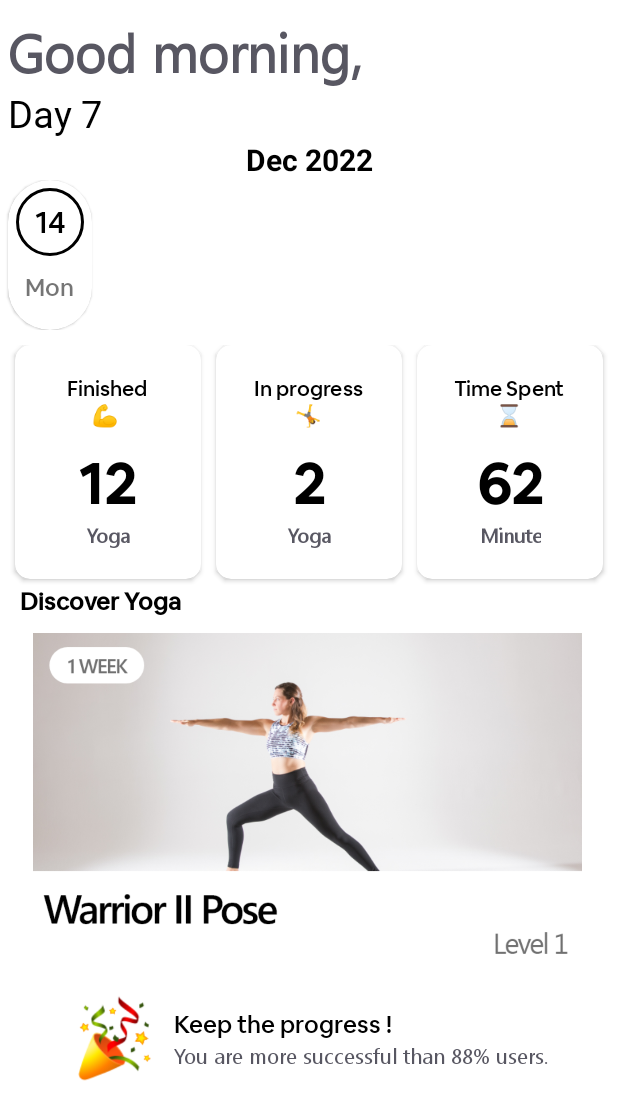
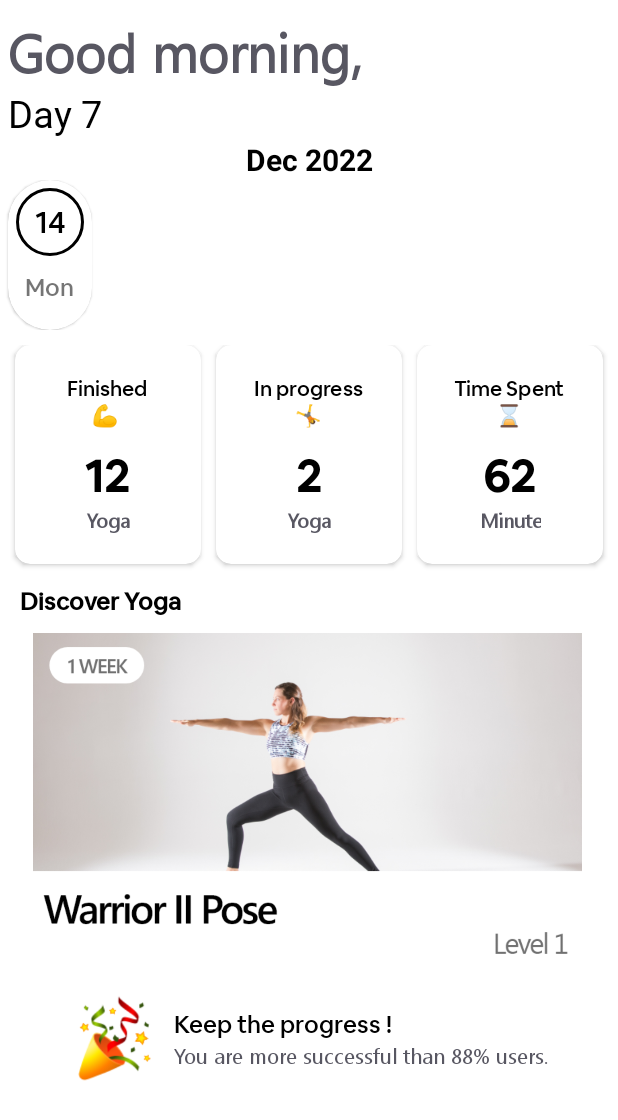
Before and after one commit to ShashankMangal/Virya, an Android app: the layout fragment_home.xml on its own in the app's theme, with its tools: preview values and no code run, on a phone screen of 412 x 824 dp. Shown: the top 1120 px of the screen. Run offline under Robolectric (Android 15) with nearby library versions, the phone set to English and light mode, and no system bars.

Commit message:
Home Frag deign updating 6

```diff
--- a/app/src/main/AndroidManifest.xml
+++ b/app/src/main/AndroidManifest.xml
@@ -6,9 +6,9 @@
         android:allowBackup="true"
         android:dataExtractionRules="@xml/data_extraction_rules"
         android:fullBackupContent="@xml/backup_rules"
-        android:icon="@mipmap/ic_launcher"
+        android:icon="@drawable/virya_logo"
         android:label="@string/app_name"
-        android:roundIcon="@mipmap/ic_launcher_round"
+        android:roundIcon="@drawable/virya_logo"
         android:supportsRtl="true"
         android:theme="@style/Theme.Virya"
         tools:targetApi="31">
--- /dev/null
+++ b/app/src/main/java/com/scammer101/Virya/Models/YogaPose.kt
@@ -0,0 +1,3 @@
+package com.scammer101.Virya.Models
+
+data class YogaPose(val yogaImage : Int, val yogaName : String)
--- a/app/src/main/res/layout/fragment_home.xml
+++ b/app/src/main/res/layout/fragment_home.xml
@@ -93,7 +93,7 @@
                             android:fontFamily="@font/airbnb_cereal_medium"
                             android:text="12"
                             android:textColor="@color/black"
-                            android:textSize="38sp"
+                            android:textSize="30sp"
                             android:textStyle="bold" />
 
                         <TextView
@@ -143,7 +143,7 @@
                             android:fontFamily="@font/airbnb_cereal_medium"
                             android:text="2"
                             android:textColor="@color/black"
-                            android:textSize="38sp"
+                            android:textSize="30sp"
                             android:textStyle="bold" />
 
                         <TextView
@@ -194,7 +194,7 @@
                             android:fontFamily="@font/airbnb_cereal_medium"
                             android:text="62"
                             android:textColor="@color/black"
-                            android:textSize="38sp"
+                            android:textSize="30sp"
                             android:textStyle="bold" />
 
                         <TextView
--- a/app/src/main/res/layout/fragment_profile.xml
+++ b/app/src/main/res/layout/fragment_profile.xml
@@ -15,7 +15,7 @@
         app:layout_constraintEnd_toEndOf="parent"
         app:layout_constraintTop_toTopOf="parent"
         android:layout_marginTop="15dp"
-        android:layout_marginEnd="10dp"
+        android:layout_marginEnd="20dp"
         />
 
     <TextView
@@ -53,7 +53,7 @@
         app:layout_constraintEnd_toEndOf="@id/profile_logout"
         app:layout_constraintTop_toBottomOf="@id/profile_logout"
         android:src="@drawable/demo_user_pic"
-        android:layout_margin="10dp"
+        android:layout_marginTop="10dp"
         />
 
     <RelativeLayout
@@ -93,7 +93,7 @@
             <TextView
                 android:layout_width="wrap_content"
                 android:layout_height="wrap_content"
-                android:text="Unlock many additional programs and features "
+                android:text="Unlock many additional programs \nand features "
                 android:fontFamily="@font/segoe_ui"
                 android:textSize="14sp"
                 android:textColor="@color/previewColor"
```
Also changed, not shown: app/src/main/java/com/scammer101/Virya/Fragments/HomeFragment.kt (+13 -1 lines), app/src/main/java/com/scammer101/Virya/adapters/HomePosesRecyclerAdapter.kt (+21 -7 lines), app/src/main/res/drawable/virya_logo.png (added).
